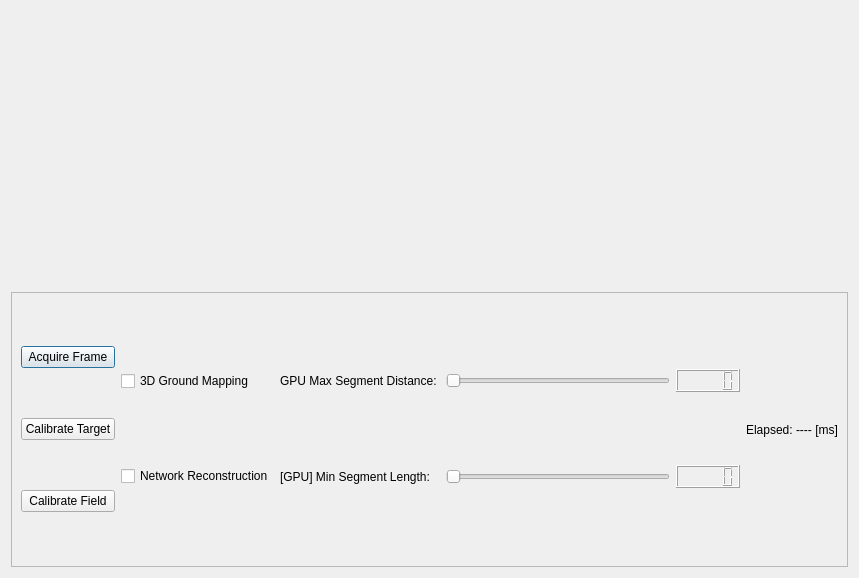
Above: TrackerRT_UI/UICalibrationDisplay.ui from hvictor/Release before the change. Below: the same form after it.
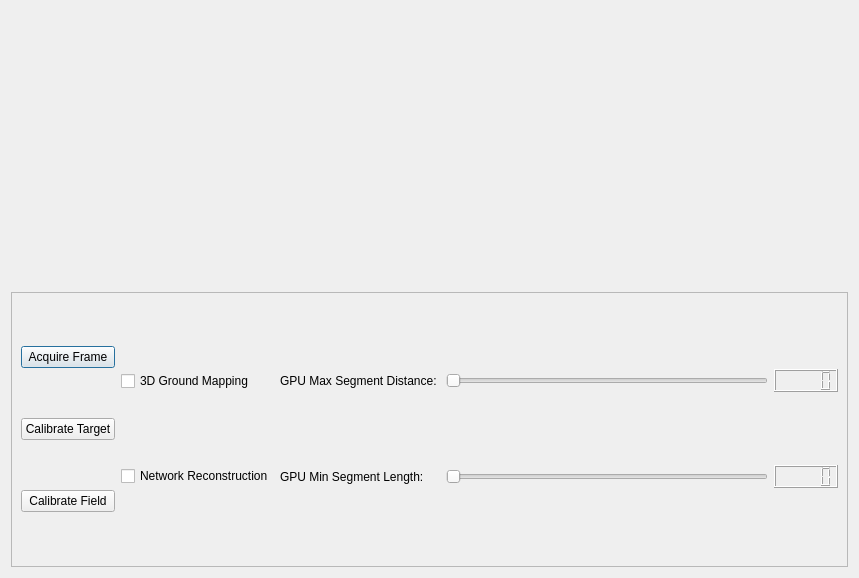
That is the form after the change. Custom widgets are drawn as their Qt base class.

What changed in the file:
```diff
--- a/TrackerRT_UI/UICalibrationDisplay.ui
+++ b/TrackerRT_UI/UICalibrationDisplay.ui
@@ -88,7 +88,7 @@
         <item row="1" column="0">
          <widget class="QLabel" name="label">
           <property name="text">
-           <string>[GPU] Min Segment Length:</string>
+           <string>GPU Min Segment Length:</string>
           </property>
          </widget>
         </item>
@@ -118,7 +118,7 @@
            <number>1</number>
           </property>
           <property name="maximum">
-           <number>1024</number>
+           <number>500</number>
           </property>
           <property name="orientation">
            <enum>Qt::Horizontal</enum>
@@ -128,15 +128,7 @@
        </layout>
       </item>
       <item>
-       <layout class="QVBoxLayout" name="verticalLayout_3">
-        <item>
-         <widget class="QLabel" name="label_3">
-          <property name="text">
-           <string>Elapsed: ---- [ms]</string>
-          </property>
-         </widget>
-        </item>
-       </layout>
+       <layout class="QVBoxLayout" name="verticalLayout_3"/>
       </item>
      </layout>
     </widget>
```
